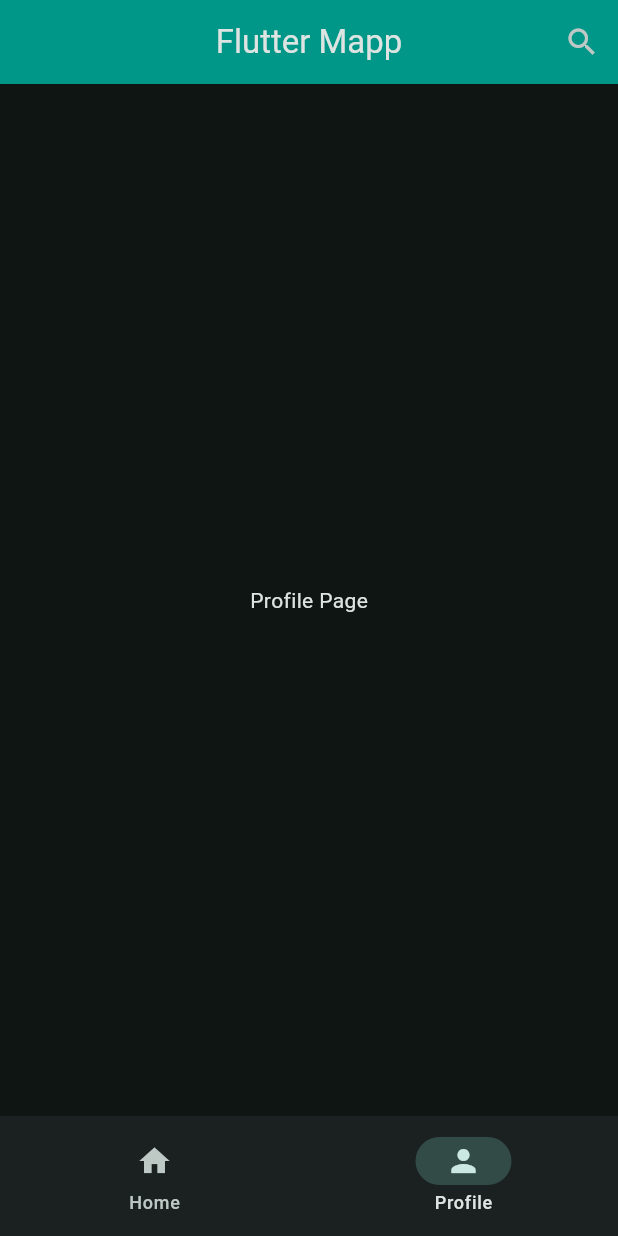
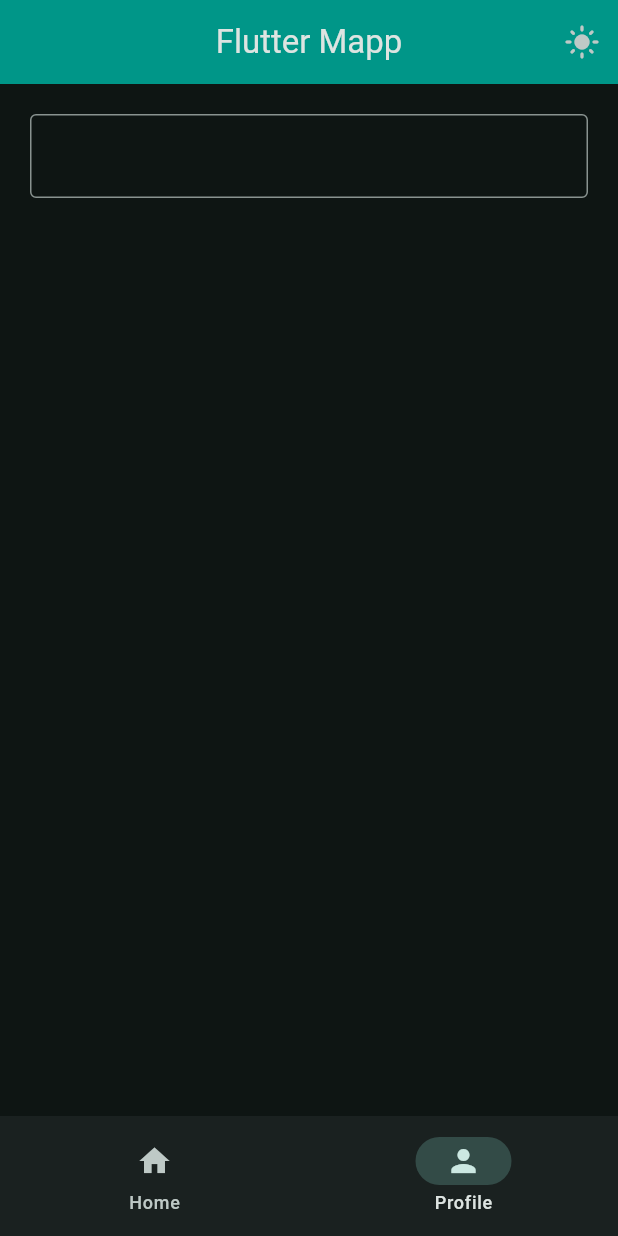
Before and after one commit to JokerHin/Flutter-Learning, a Flutter app: the screen it shows after launch, item 2 of the bottom bar chosen, on a phone screen of 412 x 824 dp. Run offline on Flutter 3.47's test engine with Material 3 defaults, Android fonts, the phone set to English and light mode, and no system bars.

Commit message:
text field

```diff
--- a/lib/data/notifiers.dart
+++ b/lib/data/notifiers.dart
@@ -3,4 +3,5 @@
 
 import 'package:flutter/material.dart';
 
-ValueNotifier<int> selectedPageNotifer = ValueNotifier(0);
+ValueNotifier<int> selectedPageNotifier = ValueNotifier(0);
+ValueNotifier<bool> isDarkModeNotifier = ValueNotifier(true);
--- a/lib/main.dart
+++ b/lib/main.dart
@@ -1,3 +1,4 @@
+import 'package:first_app/data/notifiers.dart';
 import 'package:first_app/views/widget_tree.dart';
 import 'package:flutter/material.dart';
 
@@ -12,15 +13,20 @@ class MyApp extends StatelessWidget {
 
   @override
   Widget build(BuildContext context) {
+    return ValueListenableBuilder(
+      valueListenable: isDarkModeNotifier,
+      builder: (context, isDarkMode, child) {
         return MaterialApp(
           debugShowCheckedModeBanner: false,
           theme: ThemeData(
             colorScheme: ColorScheme.fromSeed(
               seedColor: Colors.teal,
-          brightness: Brightness.dark,
+              brightness: (isDarkMode ? Brightness.dark : Brightness.light),
             ),
           ),
           home: WidgetTree(),
         );
+      },
+    );
   }
 }
--- a/lib/views/pages/profile_page.dart
+++ b/lib/views/pages/profile_page.dart
@@ -1,10 +1,30 @@
 import 'package:flutter/material.dart';
 
-class ProfilePage extends StatelessWidget {
+class ProfilePage extends StatefulWidget {
   const ProfilePage({super.key});
 
   @override
+  State<ProfilePage> createState() => _ProfilePageState();
+}
+
+class _ProfilePageState extends State<ProfilePage> {
+  TextEditingController controller = TextEditingController();
+  @override
   Widget build(BuildContext context) {
-    return Center(child: Text("Profile Page"));
+    return Padding(
+      padding: const EdgeInsets.all(20.0),
+      child: Column(
+        children: [
+          TextField(
+            controller: controller,
+            decoration: InputDecoration(border: OutlineInputBorder()),
+            onEditingComplete: () {
+              setState(() {});
+            },
+          ),
+          Text(controller.text),
+        ],
+      ),
+    );
   }
 }
--- a/lib/views/widget_tree.dart
+++ b/lib/views/widget_tree.dart
@@ -16,10 +16,22 @@ class WidgetTree extends StatelessWidget {
         title: Text('Flutter Mapp'),
         centerTitle: true,
         backgroundColor: Colors.teal,
-        actions: [IconButton(icon: const Icon(Icons.search), onPressed: () {})],
+        actions: [
+          IconButton(
+            onPressed: () {
+              isDarkModeNotifier.value = !isDarkModeNotifier.value;
+            },
+            icon: ValueListenableBuilder(
+              valueListenable: isDarkModeNotifier,
+              builder: (context, isDarkMode, child) {
+                return Icon(isDarkMode ? Icons.light_mode : Icons.dark_mode);
+              },
+            ),
+          ),
+        ],
       ),
       body: ValueListenableBuilder(
-        valueListenable: selectedPageNotifer,
+        valueListenable: selectedPageNotifier,
         builder: (context, selectedPage, child) {
           return pages.elementAt(selectedPage);
         },
--- a/lib/views/widgets/navbar_widget.dart
+++ b/lib/views/widgets/navbar_widget.dart
@@ -7,7 +7,7 @@ class NavbarWidget extends StatelessWidget {
   @override
   Widget build(BuildContext context) {
     return ValueListenableBuilder(
-      valueListenable: selectedPageNotifer,
+      valueListenable: selectedPageNotifier,
       builder: (context, selectedPage, child) {
         return NavigationBar(
           destinations: [
@@ -15,7 +15,7 @@ class NavbarWidget extends StatelessWidget {
             NavigationDestination(icon: Icon(Icons.person), label: 'Profile'),
           ],
           onDestinationSelected: (int value) {
-            selectedPageNotifer.value = value;
+            selectedPageNotifier.value = value;
           },
           selectedIndex: selectedPage,
         );
```
Lines whose indentation alone changed are shown as unchanged.
